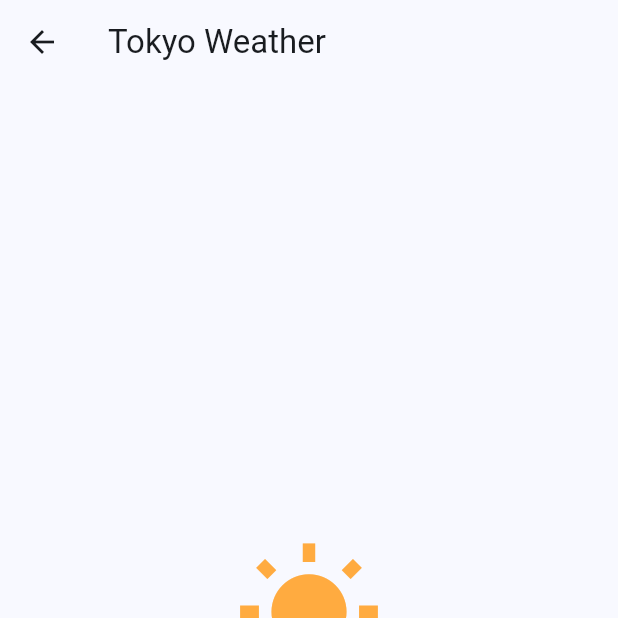
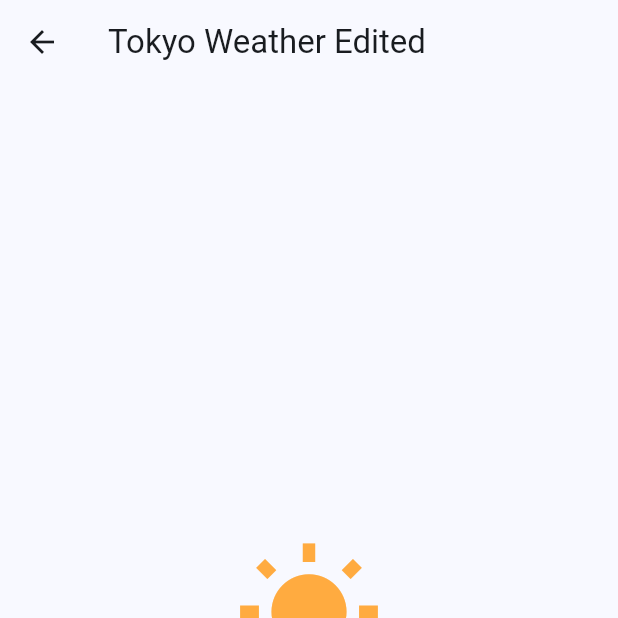
Before and after one commit to Koichi5/sample-flutter2025, a Flutter app: the WeatherScreen screen opened directly with empty values, on a phone screen of 412 x 824 dp, the top half of it. Run offline on Flutter 3.47's test engine with Material 3 defaults, Android fonts, the phone set to English and light mode, and no system bars; our stand-ins replace flutter_riverpod, freezed_annotation, hooks_riverpod, riverpod_annotation; generated files the repository leaves out were written again; network calls fail.

Commit message:
fix: Appbarのタイトル変更

```diff
--- a/lib/weather/views/weather_screen.dart
+++ b/lib/weather/views/weather_screen.dart
@@ -10,7 +10,7 @@ class WeatherScreen extends StatelessWidget {
   @override
   Widget build(BuildContext context) {
     return Scaffold(
-      appBar: AppBar(title: const Text('Tokyo Weather')),
+      appBar: AppBar(title: const Text('Tokyo Weather Edited')),
       body: Center(
         child: Column(
           mainAxisAlignment: MainAxisAlignment.center,
```
